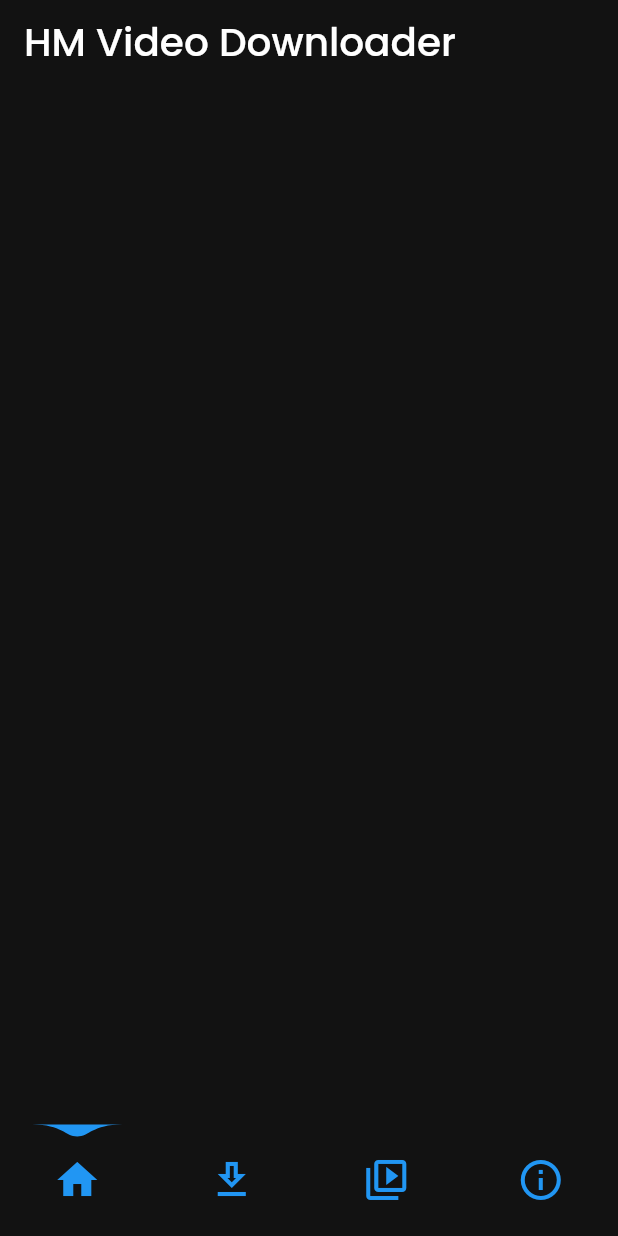
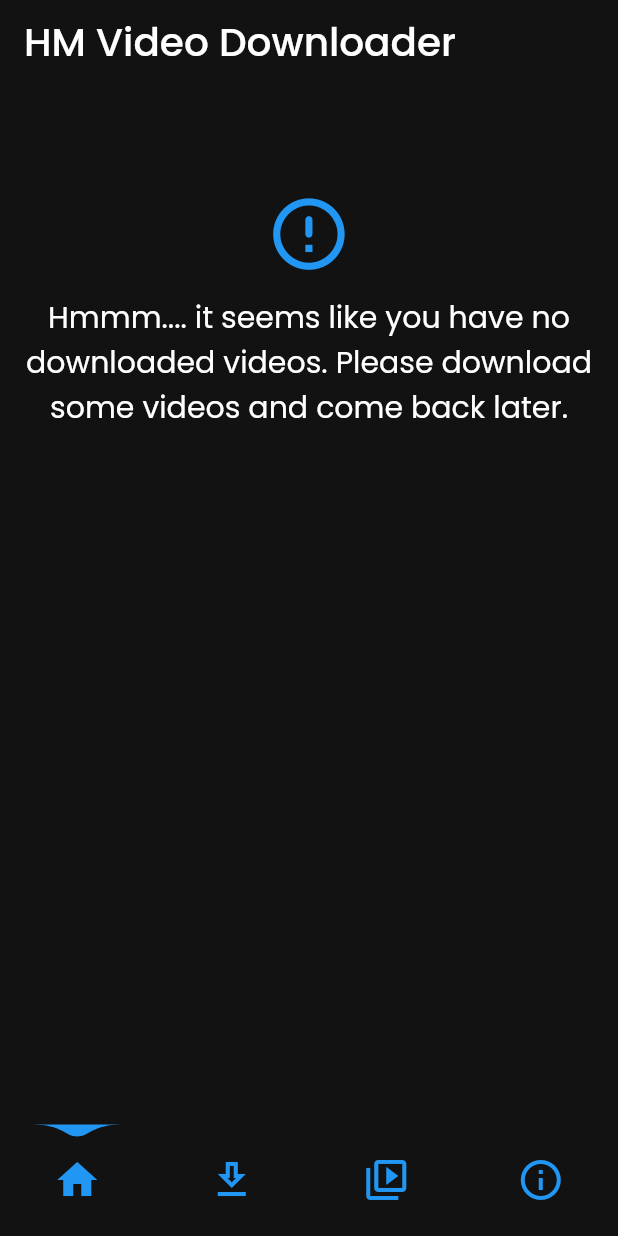
Before and after one commit to happy-mammal/hm_video_downloader, a Flutter app: the screen it shows after launch, swiped to page 3, on a phone screen of 412 x 824 dp. Run offline on Flutter 3.47's test engine with Material 2 defaults, Android fonts, the phone set to English and light mode, and no system bars; drawn by our look-alikes of water_drop_nav_bar; our stand-ins replace dio, flutter_screenutil, fluttericon, google_fonts, google_mobile_ads, permission_handler and 3 more; missing offline and left inert: file_manager, file_sizes, flutter_video_info, insta_extractor, storage_space; network calls fail; statements that could not run were skipped.

```diff
--- a/lib/app_screen.dart
+++ b/lib/app_screen.dart
@@ -31,6 +31,7 @@ class _AppScreenState extends State<AppScreen> {
   int _selectedIndex = 0;
 
   bool? _isControllerDisposed;
+  bool? _isPageViewDisposed;
 
   @override
   void initState() {
@@ -74,7 +75,9 @@ class _AppScreenState extends State<AppScreen> {
   Widget build(BuildContext context) {
     return Scaffold(
       backgroundColor: CustomColors.backGround,
-      appBar: AppBar(
+      appBar: (_selectedIndex == 2 && _downloads.isNotEmpty)
+          ? null
+          : AppBar(
               automaticallyImplyLeading: false,
               backgroundColor: CustomColors.backGround,
               elevation: 0,
@@ -99,8 +102,12 @@ class _AppScreenState extends State<AppScreen> {
             videoData: _videoData,
             onVideoDeleted: () => _getDownloads(),
             onCardTap: (index) {
+              if (_isPageViewDisposed != null && !_isPageViewDisposed!) {
+                if (_reelsPageController != null) {
+                  _reelsPageController!.jumpToPage(index);
+                }
+              }
               setState(() {
-                _reelsPageController!.jumpToPage(index);
                 _selectedIndex = 2;
               });
               if (_isControllerDisposed != null && !_isControllerDisposed!) {
@@ -129,6 +136,12 @@ class _AppScreenState extends State<AppScreen> {
             },
             onPageViewInit: (controller) {
               _reelsPageController = controller;
+              _isPageViewDisposed = false;
+            },
+            onPageViewDisp: (value) {
+              setState(() {
+                _isPageViewDisposed = true;
+              });
             },
           ),
           const AboutUsScreen(),
--- a/lib/screens/video_reels_screen.dart
+++ b/lib/screens/video_reels_screen.dart
@@ -1,5 +1,6 @@
 import 'dart:io';
 import 'package:flutter/material.dart';
+import 'package:flutter_screenutil/flutter_screenutil.dart';
 import 'package:flutter_video_info/flutter_video_info.dart';
 import 'package:google_fonts/google_fonts.dart';
 import 'package:hm_video_downloader/utils/ad_helper.dart';
@@ -13,7 +14,8 @@ class VideoReelsScreen extends StatefulWidget {
   final ValueChanged onVideoDeleted,
       onControllerInit,
       onControllerDisp,
-      onPageViewInit;
+      onPageViewInit,
+      onPageViewDisp;
 
   const VideoReelsScreen({
     Key? key,
@@ -23,6 +25,7 @@ class VideoReelsScreen extends StatefulWidget {
     required this.onControllerInit,
     required this.onControllerDisp,
     required this.onPageViewInit,
+    required this.onPageViewDisp,
   }) : super(key: key);
 
   @override
@@ -37,6 +40,15 @@ class _VideoReelsScreenState extends State<VideoReelsScreen> {
     _pageController = PageController(initialPage: 0);
     widget.onPageViewInit(_pageController);
     super.initState();
+  }
+
+  @override
+  void dispose() {
+    if (!mounted) {
+      widget.onPageViewDisp(_pageController);
+      _pageController.dispose();
+    }
+    super.dispose();
   }
 
   _showAlertDialog(BuildContext context, int index) {
@@ -108,12 +120,40 @@ class _VideoReelsScreenState extends State<VideoReelsScreen> {
 
   @override
   Widget build(BuildContext context) {
-    return Column(
+    return SafeArea(
+      child: Column(
         children: [
           MyBannerAd(
               type: MyBannerType.full,
               adUnitId: AdHelper.videosScreenBannerAdUnitId),
-        Expanded(
+          widget.downloads.isEmpty
+              ? Center(
+                  child: Padding(
+                    padding: EdgeInsets.all(10.w),
+                    child: Column(
+                      crossAxisAlignment: CrossAxisAlignment.center,
+                      mainAxisAlignment: MainAxisAlignment.center,
+                      children: [
+                        Icon(
+                          Icons.error_outline_rounded,
+                          size: 50.w,
+                          color: CustomColors.primary,
+                        ),
+                        SizedBox(height: 10.h),
+                        Text(
+                          "Hmmm.... it seems like you have no downloaded videos. Please download some videos and come back later.",
+                          textAlign: TextAlign.center,
+                          style: GoogleFonts.poppins(
+                            fontSize: 20,
+                            color: CustomColors.white,
+                            fontWeight: FontWeight.w400,
+                          ),
+                        ),
+                      ],
+                    ),
+                  ),
+                )
+              : Expanded(
                   child: PageView(
                     controller: _pageController,
                     scrollDirection: Axis.vertical,
@@ -129,15 +169,16 @@ class _VideoReelsScreenState extends State<VideoReelsScreen> {
                           onControllerInit: (controller) {
                             widget.onControllerInit(controller);
                           },
-                  onControllerdisp: (controller) {
+                          onControllerDisp: (controller) {
                             widget.onControllerDisp(controller);
                           },
                         );
                       },
                     ),
                   ),
+                )
+        ],
       ),
-      ],
     );
   }
 }
--- a/lib/widgets/video_card.dart
+++ b/lib/widgets/video_card.dart
@@ -14,7 +14,7 @@ class VideoCard extends StatefulWidget {
   final String path;
   final VideoData data;
   final VoidCallback onVideoDeleted;
-  final ValueChanged onControllerInit, onControllerdisp;
+  final ValueChanged onControllerInit, onControllerDisp;
 
   const VideoCard({
     Key? key,
@@ -22,7 +22,7 @@ class VideoCard extends StatefulWidget {
     required this.data,
     required this.onVideoDeleted,
     required this.onControllerInit,
-    required this.onControllerdisp,
+    required this.onControllerDisp,
   }) : super(key: key);
 
   @override
@@ -54,7 +54,7 @@ class _VideoCardState extends State<VideoCard> {
   @override
   void dispose() {
     if (!mounted) {
-      widget.onControllerdisp(_controller);
+      widget.onControllerDisp(_controller);
       _controller!.dispose();
     }
     super.dispose();
```
Also changed, not shown: lib/screens/downloads_screen.dart (+26 -1 lines). Lines whose indentation alone changed are shown as unchanged.
